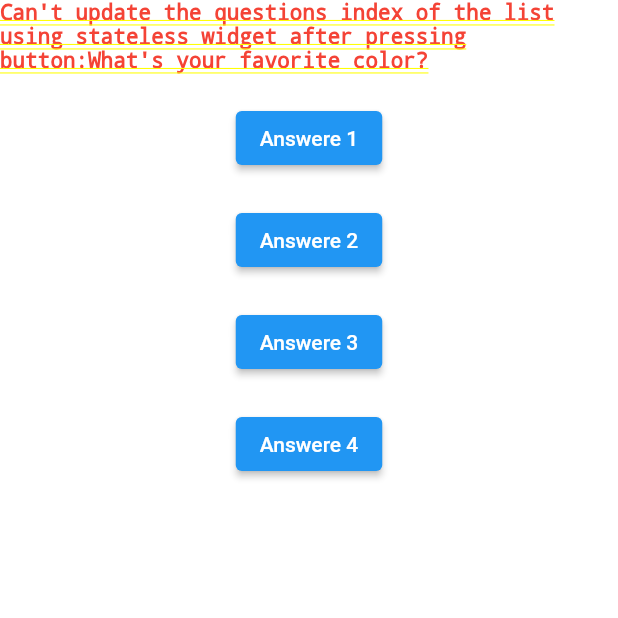
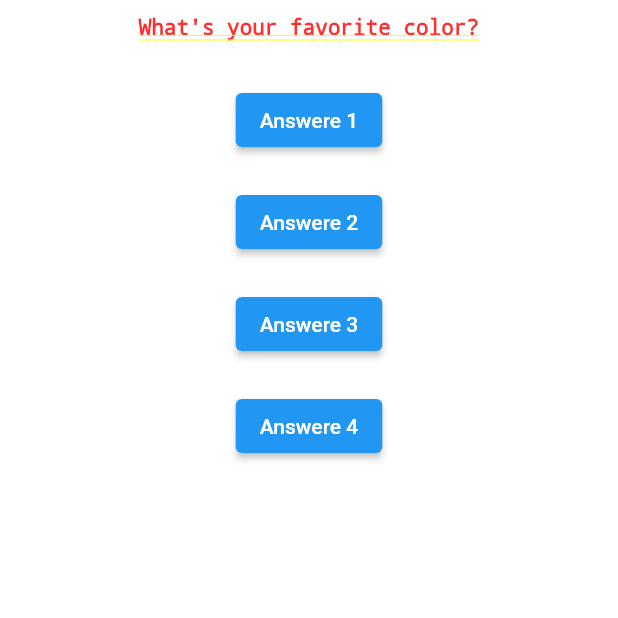
Before and after one commit to kasim121/basic_quiz_app, a Flutter app: the screen it shows after launch, on a phone screen of 412 x 824 dp, the top half of it. Run offline on Flutter 3.47's test engine with Material 2 defaults, Android fonts, the phone set to English and light mode, and no system bars.

Commit message:
added-custome-questions-stls-wigdget

```diff
--- a/lib/main.dart
+++ b/lib/main.dart
@@ -1,3 +1,4 @@
+import 'package:basic_quiz_app/widgets/questions.dart';
 import 'package:flutter/material.dart';
 
 void main() => runApp(const MyApp());
@@ -19,7 +20,6 @@ class MyApp extends StatelessWidget {
   }
 }
 
-// ignore: use_key_in_widget_constructors, must_be_immutable
 
 //stateful-widget-private-properties
 class MyHomePage extends StatefulWidget {
@@ -66,10 +66,11 @@ class _MyHomePageState extends State<MyHomePage> {
     ];
     return Column(
       children: [
-        Text(
-          "Can't update the questions index of the list using stateless widget after pressing button:${questions[questionIndex]}",
-          style: const TextStyle(color: Colors.red, fontSize: 14),
-        ),
+        Questions(text: questions[questionIndex]),
+        // Text(
+        //   "Can't update the questions index of the list using stateless widget after pressing button:${questions[questionIndex]}",
+        //   style: const TextStyle(color: Colors.red, fontSize: 14),
+        // ),
         const SizedBox(
           height: 20,
         ),
--- /dev/null
+++ b/lib/widgets/questions.dart
@@ -0,0 +1,45 @@
+import 'package:flutter/cupertino.dart';
+
+class Questions extends StatelessWidget {
+  final String text;
+  const Questions({
+    Key? key,
+    required this.text,
+  }) : super(key: key);
+
+  @override
+  Widget build(BuildContext context) {
+    return Container(
+      width: double.infinity,
+      margin: const EdgeInsets.all(10),
+      child: Text(
+        text,
+        style: const TextStyle(fontSize: 14),
+        textAlign: TextAlign.center,
+      ),
+    );
+  }
+}
+// import 'package:flutter/material.dart';
+
+// class Question extends StatelessWidget {
+//   final String questionText;
+
+//   const Question(
+//     Key? key,
+//     this.questionText,
+//   ) : super(key: key);
+
+//   @override
+//   Widget build(BuildContext context) {
+//     return Container(
+//       width: double.infinity,
+//       margin: const EdgeInsets.all(10),
+//       child: Text(
+//         questionText,
+//         style: const TextStyle(fontSize: 28),
+//         textAlign: TextAlign.center,
+//       ),
+//     );
+//   }
+// }
```
